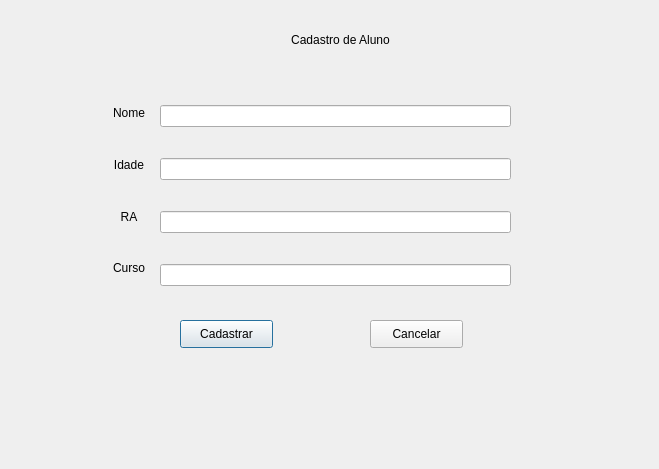
First picture: the form in ProjetoFinal/cadastroaluno.ui, repository Fernando-maruba/Trabalho-Final-POO, before the edit.
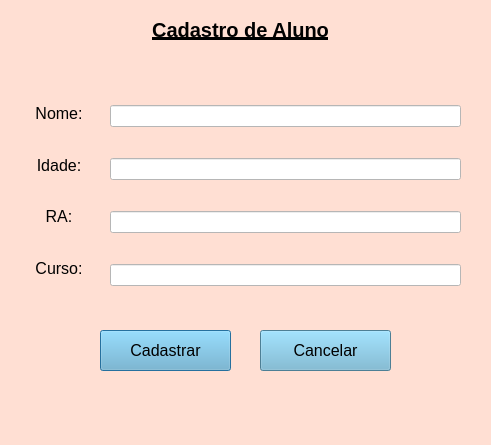
Second picture: the form after the edit.

What changed in the file:
```diff
--- a/ProjetoFinal/cadastroaluno.ui
+++ b/ProjetoFinal/cadastroaluno.ui
@@ -6,49 +6,65 @@
    <rect>
     <x>0</x>
     <y>0</y>
-    <width>659</width>
-    <height>469</height>
+    <width>491</width>
+    <height>445</height>
    </rect>
   </property>
   <property name="maximumSize">
    <size>
-    <width>704</width>
-    <height>469</height>
+    <width>491</width>
+    <height>445</height>
    </size>
   </property>
   <property name="windowTitle">
    <string>Dialog</string>
   </property>
+  <property name="styleSheet">
+   <string notr="true">background-color:#FFDFD3</string>
+  </property>
   <widget class="QPushButton" name="pushButton">
    <property name="geometry">
     <rect>
-     <x>180</x>
-     <y>320</y>
-     <width>93</width>
-     <height>28</height>
+     <x>100</x>
+     <y>330</y>
+     <width>131</width>
+     <height>41</height>
     </rect>
    </property>
+   <property name="styleSheet">
+    <string notr="true">font-size:16px;
+box-shadow: none;
+background-color:#6CB2D1</string>
+   </property>
    <property name="text">
     <string>Cadastrar</string>
    </property>
+   <property name="default">
+    <bool>true</bool>
+   </property>
   </widget>
   <widget class="QPushButton" name="pushButton_2">
    <property name="geometry">
     <rect>
-     <x>370</x>
-     <y>320</y>
-     <width>93</width>
-     <height>28</height>
+     <x>260</x>
+     <y>330</y>
+     <width>131</width>
+     <height>41</height>
     </rect>
    </property>
+   <property name="styleSheet">
+    <string notr="true">font-size:16px;
+box-shadow: none;
+background-color:#6CB2D1</string>
+   </property>
    <property name="text">
     <string>Cancelar</string>
    </property>
   </widget>
-  <widget class="QWidget" name="">
+  <widget class="QWidget" name="layoutWidget">
    <property name="geometry">
     <rect>
-     <x>160</x>
+     <x>110</x>
      <y>80</y>
      <width>351</width>
      <height>231</height>
@@ -63,6 +79,10 @@
       <property name="autoFillBackground">
        <bool>false</bool>
       </property>
+      <property name="styleSheet">
+       <string notr="true">background-color:white;
+</string>
+      </property>
       <property name="inputMask">
        <string/>
       </property>
@@ -72,25 +92,50 @@
      </widget>
     </item>
     <item>
-     <widget class="QLineEdit" name="lineEdit_2"/>
+     <widget class="QLineEdit" name="lineEdit_2">
+      <property name="styleSheet">
+       <string notr="true">background-color:white;</string>
+      </property>
+     </widget>
     </item>
     <item>
-     <widget class="QLineEdit" name="lineEdit_3"/>
+     <widget class="QLineEdit" name="lineEdit_3">
+      <property name="styleSheet">
+       <string notr="true">background-color:white;</string>
+      </property>
+     </widget>
     </item>
     <item>
-     <widget class="QLineEdit" name="lineEdit_4"/>
+     <widget class="QLineEdit" name="lineEdit_4">
+      <property name="styleSheet">
+       <string notr="true">background-color:white;</string>
+      </property>
+     </widget>
     </item>
    </layout>
   </widget>
   <widget class="QLabel" name="label">
    <property name="geometry">
     <rect>
-     <x>170</x>
-     <y>30</y>
+     <x>70</x>
+     <y>20</y>
      <width>341</width>
      <height>20</height>
     </rect>
    </property>
+   <property name="font">
+    <font>
+     <pointsize>-1</pointsize>
+     <weight>75</weight>
+     <bold>true</bold>
+     <underline>true</underline>
+    </font>
+   </property>
+   <property name="styleSheet">
+    <string notr="true">background-color:none;
+font-size:20px;
+</string>
+   </property>
    <property name="text">
     <string>Cadastro de Aluno</string>
    </property>
@@ -98,10 +143,10 @@
     <set>Qt::AlignCenter</set>
    </property>
   </widget>
-  <widget class="QWidget" name="">
+  <widget class="QWidget" name="layoutWidget">
    <property name="geometry">
     <rect>
-     <x>100</x>
+     <x>30</x>
      <y>90</y>
      <width>58</width>
      <height>201</height>
@@ -110,8 +155,12 @@
    <layout class="QVBoxLayout" name="verticalLayout_2">
     <item>
      <widget class="QLabel" name="label_2">
+      <property name="styleSheet">
+       <string notr="true">font-size:16px;
+</string>
+      </property>
       <property name="text">
-       <string>Nome</string>
+       <string>Nome:</string>
       </property>
       <property name="alignment">
        <set>Qt::AlignCenter</set>
@@ -120,8 +169,11 @@
     </item>
     <item>
      <widget class="QLabel" name="label_3">
+      <property name="styleSheet">
+       <string notr="true">font-size:16px;</string>
+      </property>
       <property name="text">
-       <string>Idade</string>
+       <string>Idade:</string>
       </property>
       <property name="alignment">
        <set>Qt::AlignCenter</set>
@@ -130,8 +182,12 @@
     </item>
     <item>
      <widget class="QLabel" name="label_4">
+      <property name="styleSheet">
+       <string notr="true">font-size:16px;
+</string>
+      </property>
       <property name="text">
-       <string>RA</string>
+       <string>RA:</string>
       </property>
       <property name="alignment">
        <set>Qt::AlignCenter</set>
@@ -140,8 +196,11 @@
     </item>
     <item>
      <widget class="QLabel" name="label_5">
+      <property name="styleSheet">
+       <string notr="true">font-size:16px</string>
+      </property>
       <property name="text">
-       <string>Curso</string>
+       <string>Curso:</string>
       </property>
       <property name="alignment">
        <set>Qt::AlignCenter</set>
```
